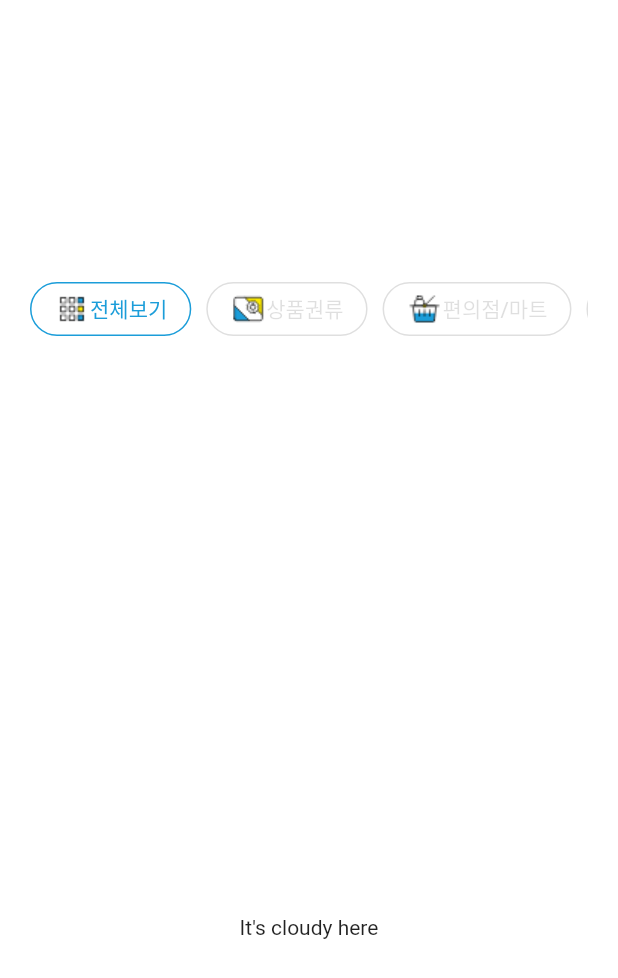
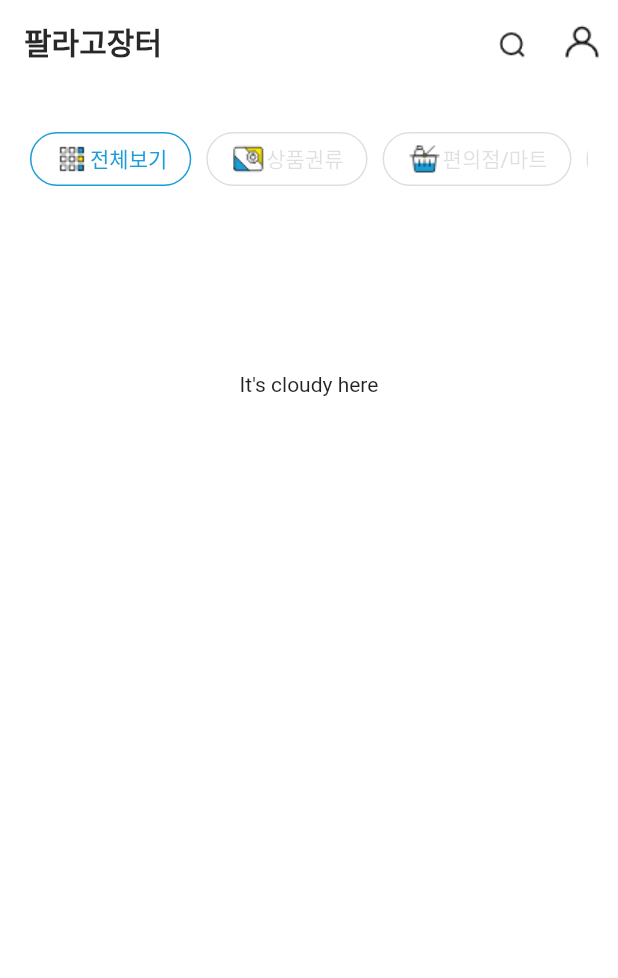
Before and after one commit to dodamtanguri/palrago_ui, a Flutter app: the MarketView screen opened directly, on a phone screen of 412 x 824 dp. Shown: the top 978 px of the screen. Run offline on Flutter 3.47's test engine with Material 2 defaults, Android fonts, the phone set to English and light mode, and no system bars; our stand-ins replace flutter_hooks; missing offline and left inert: dart:ffi.

Commit message:
tab bar 완성

```diff
--- a/lib/feature/market/market_view.dart
+++ b/lib/feature/market/market_view.dart
@@ -4,6 +4,7 @@ import 'package:palrago_ui/feature/market/widgets/market_list_item_widget.dart';
 import 'package:palrago_ui/feature/market/widgets/market_tab_bar_widget.dart';
 import 'package:palrago_ui/feature/market/widgets/market_tab_body_widget.dart';
 import 'package:palrago_ui/feature/market/widgets/market_title_bar_widget.dart';
+import 'package:palrago_ui/feature/market/widgets/temp_app_bar_widget.dart';
 import 'package:palrago_ui/feature/py1002/widgets/search/search_list_item_widget.dart';
 import 'package:palrago_ui/ui/styles/margins.dart';
 import 'package:palrago_ui/ui/styles/sizes.dart';
@@ -22,21 +23,16 @@ class MarketView extends HookWidget {
   @override
   Widget build(BuildContext context) {
     return Scaffold(
+       appBar: const TestTitleBarWidet(),
       body: Padding(
         padding: const EdgeInsets.symmetric(horizontal: PlgSizes.wh20),
         child: Column(
           children: [
-            // SizedBox(
-            //   width: MediaQuery.of(context).size.width,
-            //   height: PlgSizes.wh48,
-            //   child: MarketTitleBarWidget((searchKeyword) { }, () { })
-            // ),
+
             PlgMargins.h10,
-            Expanded(
-              child: MarketTabBarWidget((p0) { }, (index) { }),
-            ),
+            SizedBox(height: 100, child: MarketTabBarWidget((p0) {})),
             PlgMargins.h10,
-            const Expanded(child: MarketTabBodyWidget(PlgMarketProductCategory.all)),
+            const SizedBox(height: 200, child: MarketTabBodyWidget(PlgMarketProductCategory.all)),
           ],
         ),
       ),
--- a/lib/feature/market/widgets/market_tab_bar_widget.dart
+++ b/lib/feature/market/widgets/market_tab_bar_widget.dart
@@ -3,6 +3,31 @@ import 'package:flutter_hooks/flutter_hooks.dart';
 import 'package:palrago_ui/feature/market/widgets/market_tab_button_widget.dart';
 
 import 'package:palrago_ui/ui/styles/margins.dart';
+
+class MarketTabBarButton {
+  final String imageUrl;
+  final PlgMarketProductCategory category;
+
+  MarketTabBarButton({required this.imageUrl, required this.category});
+}
+
+List<MarketTabBarButton> categories = [
+  MarketTabBarButton(
+      imageUrl: 'assets/images/icon_category_all.png',
+      category: PlgMarketProductCategory.all),
+  MarketTabBarButton(
+      imageUrl: 'assets/images/icon_category_voucher.png',
+      category: PlgMarketProductCategory.giftVoucher),
+  MarketTabBarButton(
+      imageUrl: 'assets/images/icon_category_mart.png',
+      category: PlgMarketProductCategory.conveniencesMart),
+  MarketTabBarButton(
+      imageUrl: 'assets/images/icon_category_mart.png',
+      category: PlgMarketProductCategory.conveniencesMart),
+  MarketTabBarButton(
+      imageUrl: 'assets/images/icon_category_mart.png',
+      category: PlgMarketProductCategory.conveniencesMart),
+];
 
 enum PlgMarketProductCategory {
   all(0, '전체보기'),
@@ -26,68 +51,30 @@ enum PlgMarketProductCategory {
 typedef OnTabSelectClicked = void Function(PlgMarketProductCategory);
 
 class MarketTabBarWidget extends HookWidget {
-  const MarketTabBarWidget(this.onTabSelectClicked, this.onButtonSelected,
-      {super.key});
+  const MarketTabBarWidget(this.onTabSelectClicked, {super.key});
   final OnTabSelectClicked onTabSelectClicked;
-  final void Function(int index) onButtonSelected;
+
   @override
   Widget build(BuildContext context) {
     final selectedIndexButton = useState<int>(0);
-    return Container(
-      child: SingleChildScrollView(
-        scrollDirection: Axis.horizontal,
-        child: Row(
-          mainAxisAlignment: MainAxisAlignment.spaceBetween,
-          children: [
-            MarketTabButtonWidget(
-              categoryImage: 'assets/images/icon_category_all.png',
-              onPressed: (index) => {selectedIndexButton.value = index},
-              index: 0,
+
+    List<Widget> buttons = categories
+        .map((value) => MarketTabButtonWidget(
+              category: value.category,
+              categoryImage: value.imageUrl,
+              onPressed: (index) {
+                selectedIndexButton.value = value.category.categoryId;
+              },
+              index: value.category.categoryId,
               selectedIndex: selectedIndexButton.value,
-              category: PlgMarketProductCategory.all,
-            ),
-            PlgMargins.h10,
-            MarketTabButtonWidget(
-              categoryImage: 'assets/images/icon_category_voucher.png',
-              category: PlgMarketProductCategory.giftVoucher,
-              onPressed: (index) => {selectedIndexButton.value = index},
-              index: 1,
-              selectedIndex: selectedIndexButton.value,
-            ),
-            PlgMargins.h10,
-            MarketTabButtonWidget(
-              categoryImage: 'assets/images/icon_category_mart.png',
-              category: PlgMarketProductCategory.conveniencesMart,
-              onPressed: (index) => {selectedIndexButton.value = index},
-              index: 2,
-              selectedIndex: selectedIndexButton.value,
-            ),
-            PlgMargins.h10,
-            MarketTabButtonWidget(
-              categoryImage: 'assets/images/icon_category_mart.png',
-              category: PlgMarketProductCategory.conveniencesMart,
-              onPressed: (index) => {selectedIndexButton.value = index},
-              index: 3,
-              selectedIndex: selectedIndexButton.value,
-            ),
-            MarketTabButtonWidget(
-              categoryImage: 'assets/images/icon_category_mart.png',
-              category: PlgMarketProductCategory.conveniencesMart,
-              onPressed: (index) => {selectedIndexButton.value = index},
-              index: 4,
-              selectedIndex: selectedIndexButton.value,
-            ),
-            PlgMargins.h10,
-            MarketTabButtonWidget(
-              categoryImage: 'assets/images/icon_category_mart.png',
-              category: PlgMarketProductCategory.conveniencesMart,
-              onPressed: (index) => {selectedIndexButton.value = index},
-              index: 5,
-              selectedIndex: selectedIndexButton.value,
-            ),
-            PlgMargins.h10,
-          ],
-        ),
+            ))
+        .toList();
+
+    return SingleChildScrollView(
+      scrollDirection: Axis.horizontal,
+      child: Row(
+        mainAxisAlignment: MainAxisAlignment.spaceBetween,
+        children: buttons,
       ),
     );
   }
--- a/lib/feature/market/widgets/market_tab_button_widget.dart
+++ b/lib/feature/market/widgets/market_tab_button_widget.dart
@@ -4,7 +4,6 @@ import 'package:palrago_ui/feature/market/widgets/market_tab_bar_widget.dart';
 import 'package:palrago_ui/ui/styles/colors.dart';
 import 'package:palrago_ui/ui/styles/margins.dart';
 import 'package:palrago_ui/ui/styles/sizes.dart';
-import 'package:palrago_ui/ui/styles/styles.dart';
 
 class MarketTabButtonWidget extends HookWidget {
   const MarketTabButtonWidget({
@@ -23,7 +22,9 @@ class MarketTabButtonWidget extends HookWidget {
 
   @override
   Widget build(BuildContext context) {
-    return OutlinedButton(
+    return Row(
+      children: [
+        OutlinedButton(
           onPressed: () => onPressed(index),
           style: OutlinedButton.styleFrom(
             splashFactory: NoSplash.splashFactory,
@@ -50,6 +51,9 @@ class MarketTabButtonWidget extends HookWidget {
               ),
             ],
           ),
+        ),
+        PlgMargins.h10,
+      ],
     );
   }
 }
--- a/lib/feature/market/widgets/market_title_bar_widget.dart
+++ b/lib/feature/market/widgets/market_title_bar_widget.dart
@@ -16,9 +16,8 @@ typedef OnSearchClicked = void Function(String searchKeyword);
 typedef OnPushMyPageClicked = void Function();
 
 class MarketTitleBarWidget extends HookWidget {
-  const MarketTitleBarWidget(this.onSearchClicked, this.onPushMyPageClicked,
-      {super.key});
-  final OnSearchClicked onSearchClicked;
+  const MarketTitleBarWidget(this.onPushMyPageClicked, {super.key});
+
   final OnPushMyPageClicked onPushMyPageClicked;
 
   @override
@@ -44,8 +43,7 @@ class MarketTitleBarWidget extends HookWidget {
       }
     }
 
-    return Scaffold(
-      appBar: AppBar(
+    return AppBar(
       elevation: 0,
       automaticallyImplyLeading: false,
       title: const Text('팔라고장터'),
@@ -65,7 +63,6 @@ class MarketTitleBarWidget extends HookWidget {
           ),
         ),
       ],
-      ),
     );
   }
 }
--- /dev/null
+++ b/lib/feature/market/widgets/temp_app_bar_widget.dart
@@ -0,0 +1,39 @@
+import 'package:flutter/material.dart';
+import 'package:flutter_hooks/flutter_hooks.dart';
+import 'package:palrago_ui/ui/styles/styles.dart';
+
+class TestTitleBarWidet extends HookWidget implements PreferredSizeWidget {
+  const TestTitleBarWidet({super.key});
+
+  @override
+  Widget build(BuildContext context) {
+    final searchIcon = Image.asset(
+      "assets/images/icon_area.png",
+    );
+    return AppBar(
+      elevation: 0,
+      automaticallyImplyLeading: false,
+      title: const Text('팔라고장터'),
+      centerTitle: false,
+      titleTextStyle: PlgStyles.h6Black_ff282828_20,
+      actions: [
+        IconButton(
+          icon: searchIcon,
+          color: Colors.black,
+          onPressed: () {},
+        ),
+        IconButton(
+          onPressed: () {},
+          icon: Image.asset(
+            'assets/images/ico_28_my_bold.png',
+            color: Colors.black,
+          ),
+        ),
+      ],
+    );
+  }
+
+  @override
+  // TODO: implement preferredSize
+  Size get preferredSize => const Size.fromHeight(kToolbarHeight);
+}
```
Lines whose indentation alone changed are shown as unchanged.
